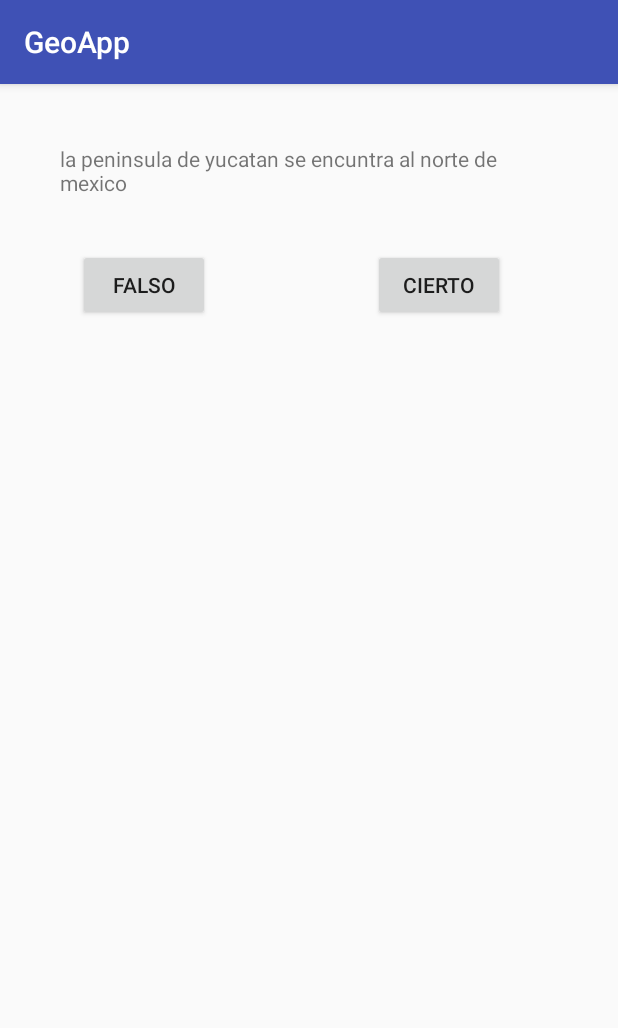
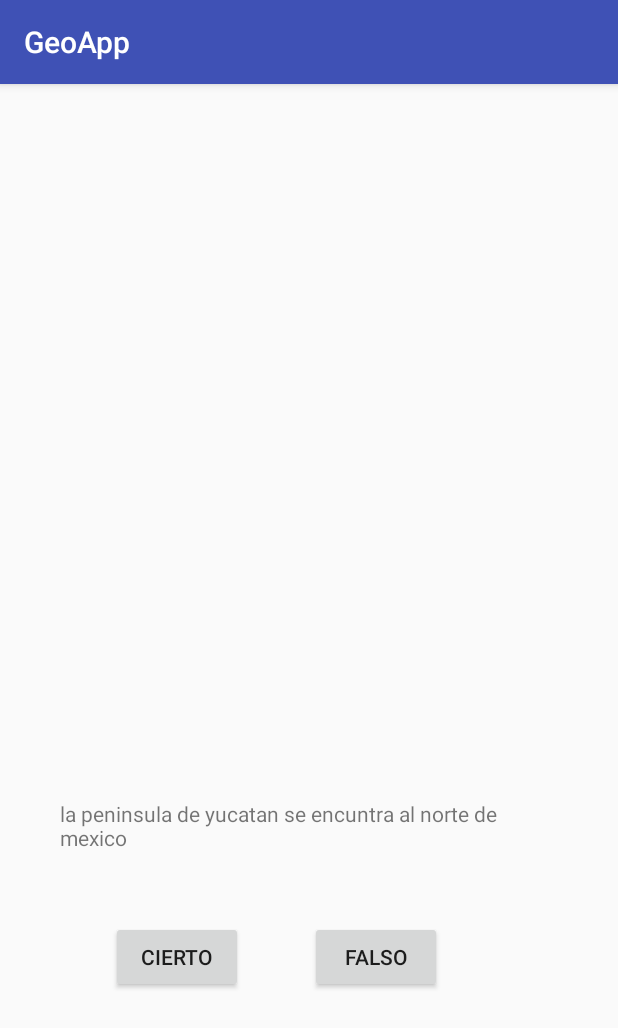
Before and after one commit to reynamis/GeoApp, an Android app: the screen it shows after launch (GeoActivity), on a phone screen of 412 x 824 dp. Shown: the top 1028 px of the screen. Run offline under Robolectric (Android 15) with nearby library versions, the phone set to English and light mode, and no system bars; 2 statements that could not run were skipped.

Commit message:
versio con interaccion con el usuario par a una sola pregunta

```diff
--- a/app/src/main/java/com/jorgechuc/android/geoapp/GeoActivity.java
+++ b/app/src/main/java/com/jorgechuc/android/geoapp/GeoActivity.java
@@ -2,12 +2,41 @@ package com.jorgechuc.android.geoapp;
 
 import android.support.v7.app.AppCompatActivity;
 import android.os.Bundle;
+import android.view.View;
+import android.widget.Button;
+import android.widget.TextView;
+import android.widget.Toast;
+
 
 public class GeoActivity extends AppCompatActivity {
+    Button mBotoncierto;
+    Button mBotonFalso;
+    TextView mTextPregunta;
+    Button mBotonSiguiente;
+
 
     @Override
     protected void onCreate(Bundle savedInstanceState) {
         super.onCreate(savedInstanceState);
         setContentView(R.layout.activity_geo);
+        mBotoncierto.setOnClickListener(new View.OnClickListener() {
+            @Override
+            public void onClick(View v) {
+                Toast.makeText(GeoActivity.this, R.string.texto_correcto,Toast.LENGTH_SHORT).show();
+            }
+        });
+        mBotonFalso.setOnClickListener(new View.OnClickListener() {
+            @Override
+            public void onClick(View v) {
+                Toast.makeText(GeoActivity.this, R.string.texto_incorrecto,Toast.LENGTH_SHORT).show();
+            }
+        });
+
+
+
+
+
     }
-}
+
+
+    }
--- a/app/src/main/res/layout/activity_geo.xml
+++ b/app/src/main/res/layout/activity_geo.xml
@@ -10,40 +10,47 @@
     android:paddingTop="@dimen/activity_vertical_margin"
     android:paddingBottom="@dimen/activity_vertical_margin"
     tools:context="com.jorgechuc.android.geoapp.GeoActivity">
-    <TextView
-        android:layout_width="wrap_content"
-        android:layout_height="wrap_content"
-        android:padding="24dp"
-        android:text="@string/texto_pregunta"
-        />
+
     <LinearLayout
         android:layout_width="wrap_content"
         android:layout_height="match_parent"
         android:orientation="horizontal"
-        />
-
-    <Button
-        android:layout_width="wrap_content"
-        android:layout_height="wrap_content"
-        android:text="@string/boton_cierto"
-        android:layout_alignBaseline="@+id/button"
-        android:layout_alignBottom="@+id/button"
-        android:layout_alignParentRight="true"
-        android:layout_alignParentEnd="true"
-        android:layout_marginRight="59dp"
-        android:layout_marginEnd="59dp" />
+        android:id="@+id/linearLayout" />
 
     <Button
         android:layout_width="wrap_content"
         android:layout_height="wrap_content"
         android:text="@string/boton_falso"
         android:id="@+id/button"
-        android:layout_marginTop="94dp"
-        android:layout_below="@+id/textView"
+        android:layout_marginRight="101dp"
+        android:layout_marginEnd="101dp"
+        android:layout_marginBottom="146dp"
+        android:layout_alignParentBottom="true"
+        android:layout_alignParentRight="true"
+        android:layout_alignParentEnd="true" />
+
+    <Button
+        android:layout_width="wrap_content"
+        android:layout_height="wrap_content"
+        android:text="@string/boton_cierto"
+        android:id="@+id/button2"
+        android:layout_marginLeft="58dp"
+        android:layout_marginStart="58dp"
+        android:layout_alignBaseline="@+id/button"
+        android:layout_alignBottom="@+id/button"
+        android:layout_toRightOf="@+id/linearLayout"
+        android:layout_toEndOf="@+id/linearLayout" />
+
+    <TextView
+        android:layout_width="wrap_content"
+        android:layout_height="wrap_content"
+        android:padding="24dp"
+        android:text="@string/texto_pregunta"
+        android:id="@+id/textView"
+        android:layout_above="@+id/button2"
         android:layout_toRightOf="@+id/linearLayout"
         android:layout_toEndOf="@+id/linearLayout"
-        android:layout_marginLeft="36dp"
-        android:layout_marginStart="36dp" />
+        android:layout_marginBottom="22dp" />
 
 
 </RelativeLayout>
--- a/app/src/main/res/values/strings.xml
+++ b/app/src/main/res/values/strings.xml
@@ -2,5 +2,7 @@
     <string name="app_name">GeoApp</string>
     <string name="texto_pregunta">la peninsula de yucatan se encuntra al norte de mexico</string>
     <string name="boton_cierto">Cierto</string>
-    <string name="boton_falso">falso</string>
+    <string name="boton_falso">Falso</string>
+    <string name="texto_correcto">¡Correcto!</string>
+    <string name="texto_incorrecto">¡Incorrecto!</string>
 </resources>
```
Also changed, not shown: 2 other files.
